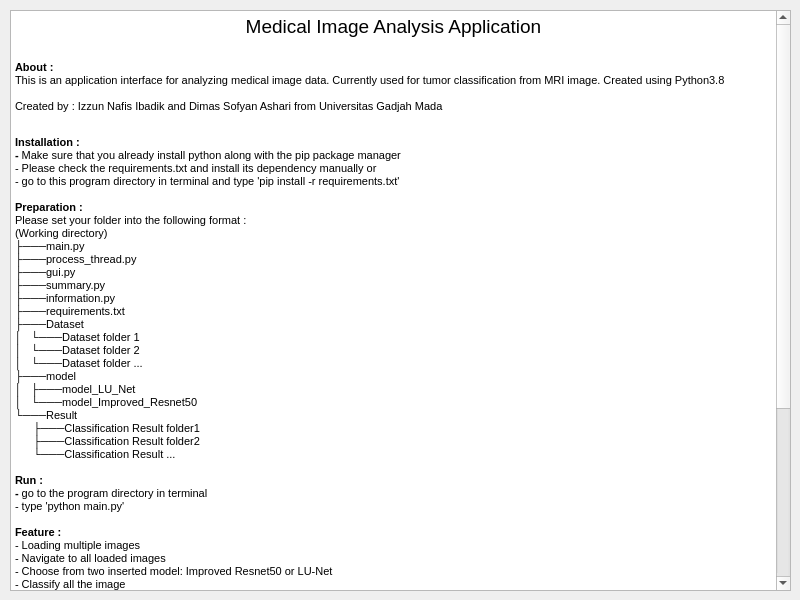
First picture: the form in Gui/information.ui, repository izzunnafis/Medical-Image-Analysis, before the edit.
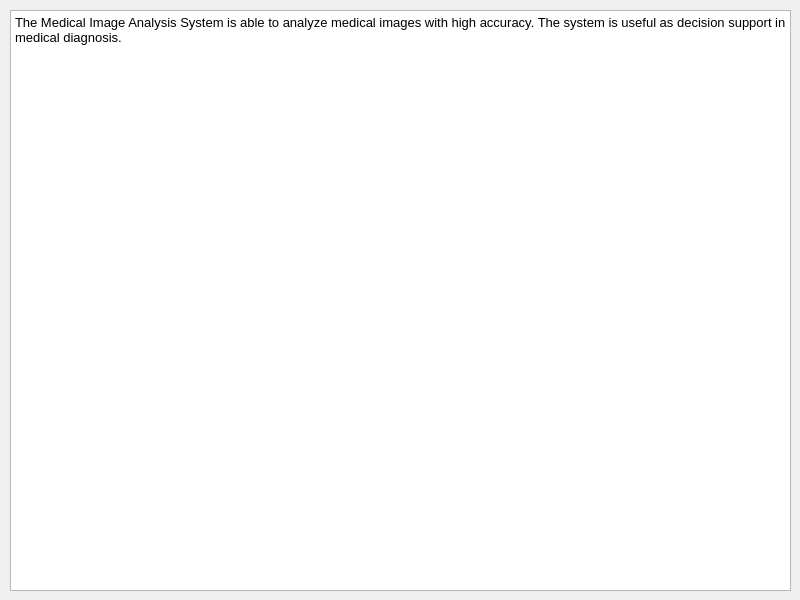
Second picture: the form after the edit.

```diff
--- a/Gui/information.ui
+++ b/Gui/information.ui
@@ -28,65 +28,7 @@
 &lt;html&gt;&lt;head&gt;&lt;meta name=&quot;qrichtext&quot; content=&quot;1&quot; /&gt;&lt;style type=&quot;text/css&quot;&gt;
 p, li { white-space: pre-wrap; }
 &lt;/style&gt;&lt;/head&gt;&lt;body style=&quot; font-family:'MS Shell Dlg 2'; font-size:8.25pt; font-weight:400; font-style:normal;&quot;&gt;
-&lt;p align=&quot;center&quot; style=&quot; margin-top:0px; margin-bottom:0px; margin-left:0px; margin-right:0px; -qt-block-indent:0; text-indent:0px;&quot;&gt;&lt;span style=&quot; font-size:14pt;&quot;&gt;Medical Image Analysis Application&lt;/span&gt;&lt;/p&gt;
-&lt;p align=&quot;justify&quot; style=&quot;-qt-paragraph-type:empty; margin-top:0px; margin-bottom:0px; margin-left:0px; margin-right:0px; -qt-block-indent:0; text-indent:0px; font-size:14pt;&quot;&gt;&lt;br /&gt;&lt;/p&gt;
-&lt;p align=&quot;justify&quot; style=&quot; margin-top:0px; margin-bottom:0px; margin-left:0px; margin-right:0px; -qt-block-indent:0; text-indent:0px;&quot;&gt;&lt;span style=&quot; font-size:8pt; font-weight:600;&quot;&gt;About :&lt;/span&gt;&lt;/p&gt;
-&lt;p align=&quot;justify&quot; style=&quot; margin-top:0px; margin-bottom:0px; margin-left:0px; margin-right:0px; -qt-block-indent:0; text-indent:0px;&quot;&gt;&lt;span style=&quot; font-size:8pt;&quot;&gt;This is an application interface for analyzing medical image data. Currently used for tumor classification from MRI image. Created using Python3.8&lt;/span&gt;&lt;/p&gt;
-&lt;p align=&quot;justify&quot; style=&quot;-qt-paragraph-type:empty; margin-top:0px; margin-bottom:0px; margin-left:0px; margin-right:0px; -qt-block-indent:0; text-indent:0px; font-size:8pt;&quot;&gt;&lt;br /&gt;&lt;/p&gt;
-&lt;p align=&quot;justify&quot; style=&quot; margin-top:0px; margin-bottom:0px; margin-left:0px; margin-right:0px; -qt-block-indent:0; text-indent:0px;&quot;&gt;&lt;span style=&quot; font-size:8pt;&quot;&gt;Created by : Izzun Nafis Ibadik and Dimas Sofyan Ashari from Universitas Gadjah Mada  &lt;/span&gt;&lt;/p&gt;
-&lt;p align=&quot;justify&quot; style=&quot;-qt-paragraph-type:empty; margin-top:0px; margin-bottom:0px; margin-left:0px; margin-right:0px; -qt-block-indent:0; text-indent:0px; font-size:14pt;&quot;&gt;&lt;br /&gt;&lt;/p&gt;
-&lt;p align=&quot;justify&quot; style=&quot; margin-top:0px; margin-bottom:0px; margin-left:0px; margin-right:0px; -qt-block-indent:0; text-indent:0px;&quot;&gt;&lt;span style=&quot; font-size:8pt; font-weight:600;&quot;&gt;Installation :&lt;/span&gt;&lt;/p&gt;
-&lt;p align=&quot;justify&quot; style=&quot; margin-top:0px; margin-bottom:0px; margin-left:0px; margin-right:0px; -qt-block-indent:0; text-indent:0px;&quot;&gt;&lt;span style=&quot; font-size:8pt; font-weight:600;&quot;&gt;- &lt;/span&gt;&lt;span style=&quot; font-size:8pt;&quot;&gt;Make sure that you already install python along with the pip package manager&lt;/span&gt;&lt;/p&gt;
-&lt;p align=&quot;justify&quot; style=&quot; margin-top:0px; margin-bottom:0px; margin-left:0px; margin-right:0px; -qt-block-indent:0; text-indent:0px;&quot;&gt;&lt;span style=&quot; font-size:8pt;&quot;&gt;- Please check the requirements.txt and install its dependency manually or&lt;/span&gt;&lt;/p&gt;
-&lt;p align=&quot;justify&quot; style=&quot; margin-top:0px; margin-bottom:0px; margin-left:0px; margin-right:0px; -qt-block-indent:0; text-indent:0px;&quot;&gt;&lt;span style=&quot; font-size:8pt;&quot;&gt;- go to this program directory in terminal and type 'pip install -r requirements.txt'&lt;/span&gt;&lt;/p&gt;
-&lt;p align=&quot;justify&quot; style=&quot;-qt-paragraph-type:empty; margin-top:0px; margin-bottom:0px; margin-left:0px; margin-right:0px; -qt-block-indent:0; text-indent:0px; font-size:8pt;&quot;&gt;&lt;br /&gt;&lt;/p&gt;
-&lt;p align=&quot;justify&quot; style=&quot; margin-top:0px; margin-bottom:0px; margin-left:0px; margin-right:0px; -qt-block-indent:0; text-indent:0px;&quot;&gt;&lt;span style=&quot; font-size:8pt; font-weight:600;&quot;&gt;Preparation :&lt;/span&gt;&lt;/p&gt;
-&lt;p align=&quot;justify&quot; style=&quot; margin-top:0px; margin-bottom:0px; margin-left:0px; margin-right:0px; -qt-block-indent:0; text-indent:0px;&quot;&gt;&lt;span style=&quot; font-size:8pt;&quot;&gt;Please set your folder into the following format :&lt;/span&gt;&lt;/p&gt;
-&lt;p align=&quot;justify&quot; style=&quot; margin-top:0px; margin-bottom:0px; margin-left:0px; margin-right:0px; -qt-block-indent:0; text-indent:0px;&quot;&gt;&lt;span style=&quot; font-size:8pt;&quot;&gt;(Working directory)&lt;/span&gt;&lt;/p&gt;
-&lt;p style=&quot; margin-top:0px; margin-bottom:0px; margin-left:0px; margin-right:0px; -qt-block-indent:0; text-indent:0px;&quot;&gt;&lt;span style=&quot; font-size:8pt;&quot;&gt;├───main.py&lt;/span&gt;&lt;/p&gt;
-&lt;p style=&quot; margin-top:0px; margin-bottom:0px; margin-left:0px; margin-right:0px; -qt-block-indent:0; text-indent:0px;&quot;&gt;&lt;span style=&quot; font-size:8pt;&quot;&gt;├───process_thread.py&lt;/span&gt;&lt;/p&gt;
-&lt;p style=&quot; margin-top:0px; margin-bottom:0px; margin-left:0px; margin-right:0px; -qt-block-indent:0; text-indent:0px;&quot;&gt;&lt;span style=&quot; font-size:8pt;&quot;&gt;├───gui.py&lt;/span&gt;&lt;/p&gt;
-&lt;p style=&quot; margin-top:0px; margin-bottom:0px; margin-left:0px; margin-right:0px; -qt-block-indent:0; text-indent:0px;&quot;&gt;&lt;span style=&quot; font-size:8pt;&quot;&gt;├───summary.py&lt;/span&gt;&lt;/p&gt;
-&lt;p style=&quot; margin-top:0px; margin-bottom:0px; margin-left:0px; margin-right:0px; -qt-block-indent:0; text-indent:0px;&quot;&gt;&lt;span style=&quot; font-size:8pt;&quot;&gt;├───information.py&lt;/span&gt;&lt;/p&gt;
-&lt;p style=&quot; margin-top:0px; margin-bottom:0px; margin-left:0px; margin-right:0px; -qt-block-indent:0; text-indent:0px;&quot;&gt;&lt;span style=&quot; font-size:8pt;&quot;&gt;├───requirements.txt&lt;/span&gt;&lt;/p&gt;
-&lt;p style=&quot; margin-top:0px; margin-bottom:0px; margin-left:0px; margin-right:0px; -qt-block-indent:0; text-indent:0px;&quot;&gt;&lt;span style=&quot; font-size:8pt;&quot;&gt;├───Dataset&lt;/span&gt;&lt;/p&gt;
-&lt;p style=&quot; margin-top:0px; margin-bottom:0px; margin-left:0px; margin-right:0px; -qt-block-indent:0; text-indent:0px;&quot;&gt;&lt;span style=&quot; font-size:8pt;&quot;&gt;│   └───Dataset folder 1&lt;/span&gt;&lt;/p&gt;
-&lt;p style=&quot; margin-top:0px; margin-bottom:0px; margin-left:0px; margin-right:0px; -qt-block-indent:0; text-indent:0px;&quot;&gt;&lt;span style=&quot; font-size:8pt;&quot;&gt;│   └───Dataset folder 2&lt;/span&gt;&lt;/p&gt;
-&lt;p style=&quot; margin-top:0px; margin-bottom:0px; margin-left:0px; margin-right:0px; -qt-block-indent:0; text-indent:0px;&quot;&gt;&lt;span style=&quot; font-size:8pt;&quot;&gt;│   └───Dataset folder ...&lt;/span&gt;&lt;/p&gt;
-&lt;p style=&quot; margin-top:0px; margin-bottom:0px; margin-left:0px; margin-right:0px; -qt-block-indent:0; text-indent:0px;&quot;&gt;&lt;span style=&quot; font-size:8pt;&quot;&gt;├───model&lt;/span&gt;&lt;/p&gt;
-&lt;p style=&quot; margin-top:0px; margin-bottom:0px; margin-left:0px; margin-right:0px; -qt-block-indent:0; text-indent:0px;&quot;&gt;&lt;span style=&quot; font-size:8pt;&quot;&gt;│   ├───model_LU_Net&lt;/span&gt;&lt;/p&gt;
-&lt;p style=&quot; margin-top:0px; margin-bottom:0px; margin-left:0px; margin-right:0px; -qt-block-indent:0; text-indent:0px;&quot;&gt;&lt;span style=&quot; font-size:8pt;&quot;&gt;│   └───model_Improved_Resnet50&lt;/span&gt;&lt;/p&gt;
-&lt;p style=&quot; margin-top:0px; margin-bottom:0px; margin-left:0px; margin-right:0px; -qt-block-indent:0; text-indent:0px;&quot;&gt;&lt;span style=&quot; font-size:8pt;&quot;&gt;└───Result&lt;/span&gt;&lt;/p&gt;
-&lt;p style=&quot; margin-top:0px; margin-bottom:0px; margin-left:0px; margin-right:0px; -qt-block-indent:0; text-indent:0px;&quot;&gt;&lt;span style=&quot; font-size:8pt;&quot;&gt;      ├───Classification Result folder1&lt;/span&gt;&lt;/p&gt;
-&lt;p style=&quot; margin-top:0px; margin-bottom:0px; margin-left:0px; margin-right:0px; -qt-block-indent:0; text-indent:0px;&quot;&gt;&lt;span style=&quot; font-size:8pt;&quot;&gt;      ├───Classification Result folder2&lt;/span&gt;&lt;/p&gt;
-&lt;p style=&quot; margin-top:0px; margin-bottom:0px; margin-left:0px; margin-right:0px; -qt-block-indent:0; text-indent:0px;&quot;&gt;&lt;span style=&quot; font-size:8pt;&quot;&gt;      └───Classification Result ...&lt;/span&gt;&lt;/p&gt;
-&lt;p align=&quot;justify&quot; style=&quot;-qt-paragraph-type:empty; margin-top:0px; margin-bottom:0px; margin-left:0px; margin-right:0px; -qt-block-indent:0; text-indent:0px; font-size:8pt;&quot;&gt;&lt;br /&gt;&lt;/p&gt;
-&lt;p align=&quot;justify&quot; style=&quot; margin-top:0px; margin-bottom:0px; margin-left:0px; margin-right:0px; -qt-block-indent:0; text-indent:0px;&quot;&gt;&lt;span style=&quot; font-size:8pt; font-weight:600;&quot;&gt;Run :&lt;/span&gt;&lt;/p&gt;
-&lt;p align=&quot;justify&quot; style=&quot; margin-top:0px; margin-bottom:0px; margin-left:0px; margin-right:0px; -qt-block-indent:0; text-indent:0px;&quot;&gt;&lt;span style=&quot; font-size:8pt; font-weight:600;&quot;&gt;- &lt;/span&gt;&lt;span style=&quot; font-size:8pt;&quot;&gt;go to the program directory in terminal&lt;/span&gt;&lt;/p&gt;
-&lt;p align=&quot;justify&quot; style=&quot; margin-top:0px; margin-bottom:0px; margin-left:0px; margin-right:0px; -qt-block-indent:0; text-indent:0px;&quot;&gt;&lt;span style=&quot; font-size:8pt;&quot;&gt;- type 'python main.py'&lt;/span&gt;&lt;/p&gt;
-&lt;p align=&quot;justify&quot; style=&quot;-qt-paragraph-type:empty; margin-top:0px; margin-bottom:0px; margin-left:0px; margin-right:0px; -qt-block-indent:0; text-indent:0px; font-size:8pt;&quot;&gt;&lt;br /&gt;&lt;/p&gt;
-&lt;p align=&quot;justify&quot; style=&quot; margin-top:0px; margin-bottom:0px; margin-left:0px; margin-right:0px; -qt-block-indent:0; text-indent:0px;&quot;&gt;&lt;span style=&quot; font-size:8pt; font-weight:600;&quot;&gt;Feature :&lt;/span&gt;&lt;/p&gt;
-&lt;p align=&quot;justify&quot; style=&quot; margin-top:0px; margin-bottom:0px; margin-left:0px; margin-right:0px; -qt-block-indent:0; text-indent:0px;&quot;&gt;&lt;span style=&quot; font-size:8pt;&quot;&gt;- Loading multiple images&lt;/span&gt;&lt;/p&gt;
-&lt;p align=&quot;justify&quot; style=&quot; margin-top:0px; margin-bottom:0px; margin-left:0px; margin-right:0px; -qt-block-indent:0; text-indent:0px;&quot;&gt;&lt;span style=&quot; font-size:8pt;&quot;&gt;- Navigate to all loaded images&lt;/span&gt;&lt;/p&gt;
-&lt;p align=&quot;justify&quot; style=&quot; margin-top:0px; margin-bottom:0px; margin-left:0px; margin-right:0px; -qt-block-indent:0; text-indent:0px;&quot;&gt;&lt;span style=&quot; font-size:8pt;&quot;&gt;- Choose from two inserted model: Improved Resnet50 or LU-Net&lt;/span&gt;&lt;/p&gt;
-&lt;p align=&quot;justify&quot; style=&quot; margin-top:0px; margin-bottom:0px; margin-left:0px; margin-right:0px; -qt-block-indent:0; text-indent:0px;&quot;&gt;&lt;span style=&quot; font-size:8pt;&quot;&gt;- Classify all the image&lt;/span&gt;&lt;/p&gt;
-&lt;p align=&quot;justify&quot; style=&quot; margin-top:0px; margin-bottom:0px; margin-left:0px; margin-right:0px; -qt-block-indent:0; text-indent:0px;&quot;&gt;&lt;span style=&quot; font-size:8pt;&quot;&gt;- Compare the classification result with validation value from the image*&lt;/span&gt;&lt;/p&gt;
-&lt;p align=&quot;justify&quot; style=&quot; margin-top:0px; margin-bottom:0px; margin-left:0px; margin-right:0px; -qt-block-indent:0; text-indent:0px;&quot;&gt;&lt;span style=&quot; font-size:8pt;&quot;&gt;- Show the summary of the classification result, include with confusion matrix and performance measurement&lt;/span&gt;&lt;/p&gt;
-&lt;p align=&quot;justify&quot; style=&quot; margin-top:0px; margin-bottom:0px; margin-left:0px; margin-right:0px; -qt-block-indent:0; text-indent:0px;&quot;&gt;&lt;span style=&quot; font-size:8pt;&quot;&gt;- Save the image data into some separate folder corresponding to the classification result&lt;/span&gt;&lt;/p&gt;
-&lt;p align=&quot;justify&quot; style=&quot; margin-top:0px; margin-bottom:0px; margin-left:0px; margin-right:0px; -qt-block-indent:0; text-indent:0px;&quot;&gt;&lt;span style=&quot; font-size:8pt;&quot;&gt;- Save the summary result into some CSV file&lt;/span&gt;&lt;/p&gt;
-&lt;p align=&quot;justify&quot; style=&quot; margin-top:0px; margin-bottom:0px; margin-left:0px; margin-right:0px; -qt-block-indent:0; text-indent:0px;&quot;&gt;&lt;span style=&quot; font-size:8pt;&quot;&gt;- Information page &lt;/span&gt;&lt;/p&gt;
-&lt;p align=&quot;justify&quot; style=&quot;-qt-paragraph-type:empty; margin-top:0px; margin-bottom:0px; margin-left:0px; margin-right:0px; -qt-block-indent:0; text-indent:0px; font-size:8pt;&quot;&gt;&lt;br /&gt;&lt;/p&gt;
-&lt;p align=&quot;justify&quot; style=&quot; margin-top:0px; margin-bottom:0px; margin-left:0px; margin-right:0px; -qt-block-indent:0; text-indent:0px;&quot;&gt;&lt;span style=&quot; font-size:8pt;&quot;&gt;*It only appears when your image file or your image folder contains the tumor name, else it will show &amp;quot;No Data&amp;quot;&lt;/span&gt;&lt;/p&gt;
-&lt;p align=&quot;justify&quot; style=&quot;-qt-paragraph-type:empty; margin-top:0px; margin-bottom:0px; margin-left:0px; margin-right:0px; -qt-block-indent:0; text-indent:0px; font-size:8pt;&quot;&gt;&lt;br /&gt;&lt;/p&gt;
-&lt;p align=&quot;justify&quot; style=&quot;-qt-paragraph-type:empty; margin-top:0px; margin-bottom:0px; margin-left:0px; margin-right:0px; -qt-block-indent:0; text-indent:0px; font-size:8pt;&quot;&gt;&lt;br /&gt;&lt;/p&gt;
-&lt;p align=&quot;justify&quot; style=&quot; margin-top:0px; margin-bottom:0px; margin-left:0px; margin-right:0px; -qt-block-indent:0; text-indent:0px;&quot;&gt;&lt;span style=&quot; font-size:8pt; font-weight:600;&quot;&gt;Credit :&lt;/span&gt;&lt;/p&gt;
-&lt;p align=&quot;justify&quot; style=&quot; margin-top:0px; margin-bottom:0px; margin-left:0px; margin-right:0px; -qt-block-indent:0; text-indent:0px;&quot;&gt;&lt;span style=&quot; font-size:8pt;&quot;&gt;In this application we use the deep learning model from the following paper :&lt;/span&gt;&lt;/p&gt;
-&lt;p align=&quot;justify&quot; style=&quot;-qt-paragraph-type:empty; margin-top:0px; margin-bottom:0px; margin-left:0px; margin-right:0px; -qt-block-indent:0; text-indent:0px; font-size:8pt;&quot;&gt;&lt;br /&gt;&lt;/p&gt;
-&lt;p align=&quot;justify&quot; style=&quot; margin-top:0px; margin-bottom:0px; margin-left:0px; margin-right:0px; -qt-block-indent:0; text-indent:0px;&quot;&gt;&lt;span style=&quot; font-size:8pt;&quot;&gt;Improved Resnet50 :&lt;/span&gt;&lt;/p&gt;
-&lt;p align=&quot;justify&quot; style=&quot; margin-top:0px; margin-bottom:0px; margin-left:0px; margin-right:0px; -qt-block-indent:0; text-indent:0px;&quot;&gt;&lt;span style=&quot; font-size:8pt;&quot;&gt;Çinar, Ahmet, Yildirim, Muhammed. Detection of tumors on brain MRI images using the hybrid convolutional neural network architecture. Medical Hypotheses. 139, 2020, 109684.&lt;/span&gt;&lt;/p&gt;
-&lt;p align=&quot;justify&quot; style=&quot;-qt-paragraph-type:empty; margin-top:0px; margin-bottom:0px; margin-left:0px; margin-right:0px; -qt-block-indent:0; text-indent:0px; font-size:8pt;&quot;&gt;&lt;br /&gt;&lt;/p&gt;
-&lt;p align=&quot;justify&quot; style=&quot; margin-top:0px; margin-bottom:0px; margin-left:0px; margin-right:0px; -qt-block-indent:0; text-indent:0px;&quot;&gt;&lt;span style=&quot; font-size:8pt;&quot;&gt;LU-Net :&lt;/span&gt;&lt;/p&gt;
-&lt;p align=&quot;justify&quot; style=&quot; margin-top:0px; margin-bottom:0px; margin-left:0px; margin-right:0px; -qt-block-indent:0; text-indent:0px;&quot;&gt;&lt;span style=&quot; font-size:8pt;&quot;&gt; Hari Mohan Rai, Kalyan Chatterjee.Detection of brain abnormality by a novel Lu-Net deep neural CNN model from MR images. 2020. https://www.sciencedirect.com/science/article/pii/S2666827020300049&lt;/span&gt;&lt;/p&gt;&lt;/body&gt;&lt;/html&gt;</string>
+&lt;p style=&quot; margin-top:0px; margin-bottom:0px; margin-left:0px; margin-right:0px; -qt-block-indent:0; text-indent:0px;&quot;&gt;&lt;span style=&quot; font-size:10pt;&quot;&gt;The Medical Image Analysis System is able to analyze medical images with high accuracy. The system is useful as decision support in medical diagnosis.&lt;/span&gt;&lt;/p&gt;&lt;/body&gt;&lt;/html&gt;</string>
     </property>
    </widget>
   </widget>
```
